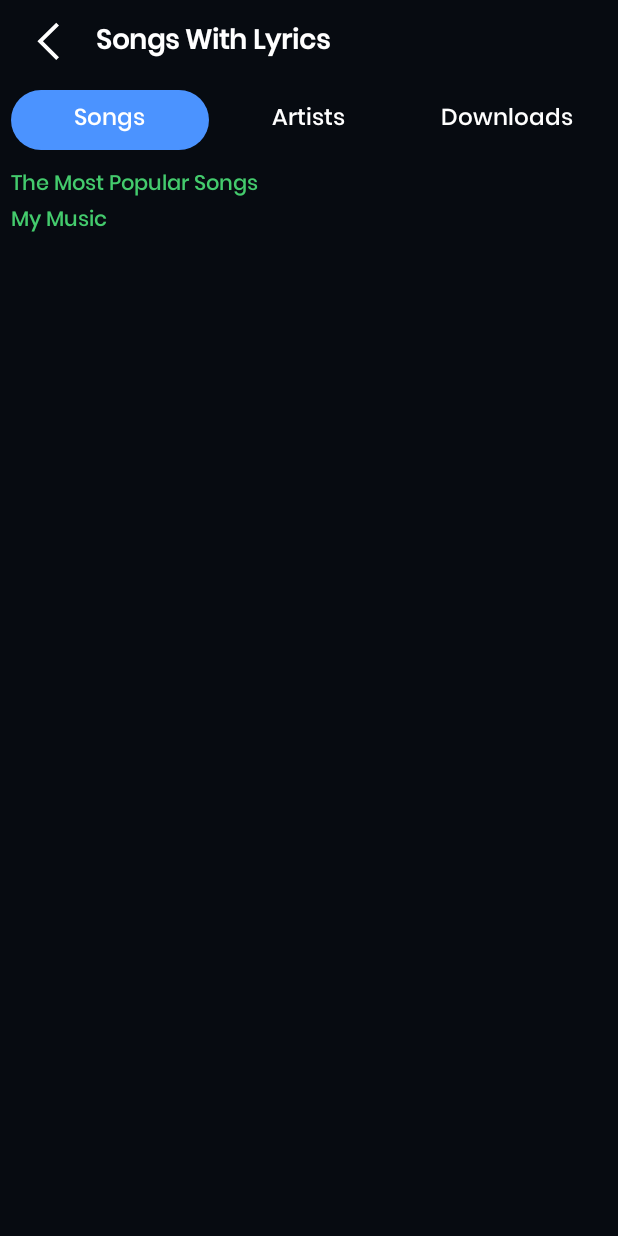
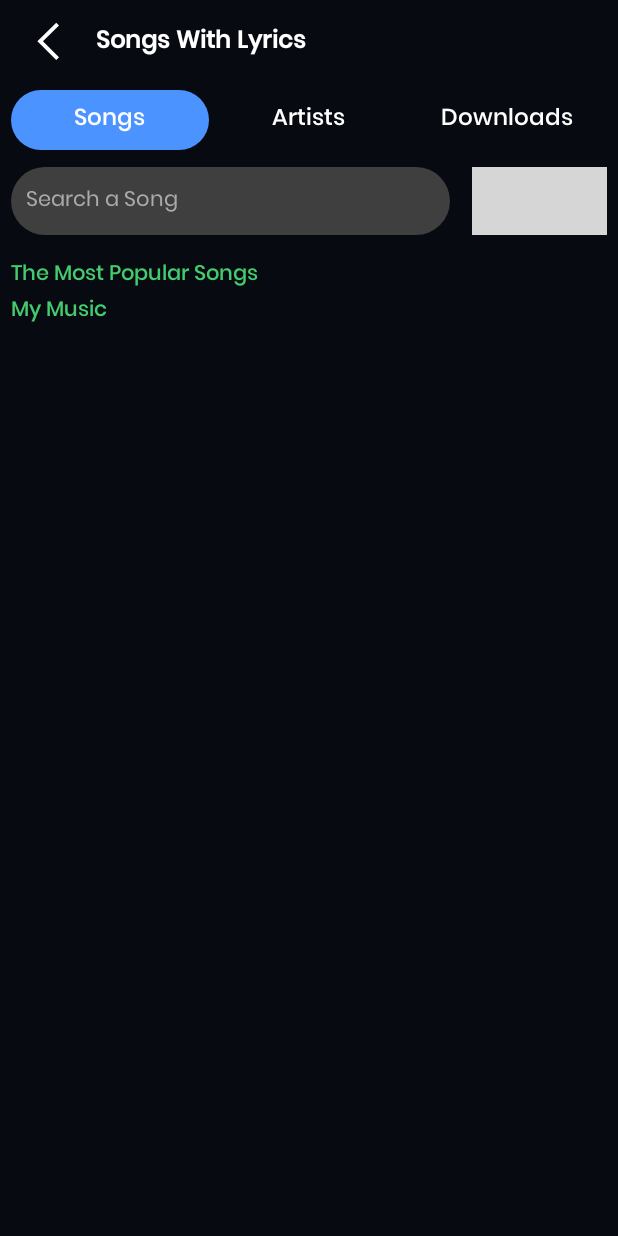
Before and after one commit to kaungHtetTin/EasyKoreanAnroid, an Android app: the SongFragmentOne screen opened directly, with no data from a screen before it, on a phone screen of 412 x 824 dp. Run offline under Robolectric (Android 15) with nearby library versions, the phone set to English and light mode, and no system bars; our stand-ins replace AdMob; pictures from the network do not load; grey boxes are pictures that could not be loaded.

Commit message:
chat_fix

```diff
--- a/app/src/main/java/com/calamus/easykorean/SongListActivity.java
+++ b/app/src/main/java/com/calamus/easykorean/SongListActivity.java
@@ -98,7 +98,6 @@ public class SongListActivity extends AppCompatActivity {
                 }
             }
         });
-
 
     }
 
--- a/app/src/main/java/com/calamus/easykorean/adapters/SongOnlineAdapter.java
+++ b/app/src/main/java/com/calamus/easykorean/adapters/SongOnlineAdapter.java
@@ -68,13 +68,18 @@ public class SongOnlineAdapter extends RecyclerView.Adapter<RecyclerView.ViewHol
 
     @Override
     public int getItemViewType(int position) {
-        return  position;
+        Object o = data.get(position);
+        if(o instanceof SongOnlineModel){
+            return 1;
+        }else{
+            return 0;
+        }
     }
 
     @Override
     public void onBindViewHolder(final RecyclerView.ViewHolder holder, final int i) {
-
-        if(i==0){
+        Object o = data.get(i);
+        if(! (o instanceof  SongOnlineModel)){
             PopularHolder popularHolder=(PopularHolder)holder;
             SongPopularAdapter adapter=new SongPopularAdapter(c,dataPopular);
             LinearLayoutManager lm = new LinearLayoutManager(c, LinearLayoutManager.HORIZONTAL, false);
--- a/app/src/main/java/com/calamus/easykorean/fragments/SongFragmentOne.java
+++ b/app/src/main/java/com/calamus/easykorean/fragments/SongFragmentOne.java
@@ -3,10 +3,16 @@ package com.calamus.easykorean.fragments;
 import android.content.Context;
 import android.content.SharedPreferences;
 import android.os.Bundle;
+import android.text.Editable;
+import android.text.TextUtils;
+import android.text.TextWatcher;
 import android.util.Log;
 import android.view.LayoutInflater;
 import android.view.View;
 import android.view.ViewGroup;
+import android.widget.EditText;
+import android.widget.ImageButton;
+import android.widget.Toast;
 
 import androidx.annotation.NonNull;
 import androidx.core.content.ContextCompat;
@@ -42,6 +48,9 @@ public class SongFragmentOne extends Fragment {
 
     String userId;
     RecyclerView recyclerView;
+    EditText et_search;
+    ImageButton ibt_search;
+    boolean searchMode = false;
 
     @Override
     public View onCreateView(LayoutInflater inflater, ViewGroup container, Bundle savedInstanceState) {
@@ -57,6 +66,8 @@ public class SongFragmentOne extends Fragment {
     private void setUpView() {
         swipe=v.findViewById(R.id.swipeSong);
         recyclerView=v.findViewById(R.id.recyclerSongOne);
+        et_search = v.findViewById(R.id.et_search);
+        ibt_search = v.findViewById(R.id.ibt_search);
 
         swipe.setRefreshing(true);
 
@@ -67,13 +78,14 @@ public class SongFragmentOne extends Fragment {
         recyclerView.setAdapter(adapter);
         postExecutor = ContextCompat.getMainExecutor(getActivity());
         songOnlineLists.clear();
-        songOnlineLists.add(0,new SongOnlineModel());
+        songOnlineLists.add(0,"Add Some thing");
         fetchPopularSong();
         fetchSong(1,false);
 
         swipe.setOnRefreshListener(() -> {
             page=1;
             loading=true;
+            searchMode = false;
             fetchSong(1,true);
         });
 
@@ -82,6 +94,7 @@ public class SongFragmentOne extends Fragment {
             public void onScrolled(@NonNull RecyclerView recyclerView, int dx, int dy) {
                 super.onScrolled(recyclerView, dx, dy);
                 pastVisibleItems=lm.findFirstVisibleItemPosition();
+                if(!searchMode){
                     if(dy>0){
                         visibleItemCount=lm.getChildCount();
                         totalItemCount=lm.getItemCount();
@@ -98,6 +111,45 @@ public class SongFragmentOne extends Fragment {
 
                     }
                 }
+            }
+        });
+
+        ibt_search.setOnClickListener(new View.OnClickListener() {
+            @Override
+            public void onClick(View view) {
+                String search = et_search.getText().toString();
+                if(!TextUtils.isEmpty(search)){
+                    searchASong(search);
+                }else{
+                    Toast.makeText(getActivity(),"Please enter the search box",Toast.LENGTH_SHORT).show();
+                }
+            }
+        });
+
+        et_search.addTextChangedListener(new TextWatcher() {
+            @Override
+            public void beforeTextChanged(CharSequence s, int start, int count, int after) {
+
+            }
+
+            @Override
+            public void onTextChanged(CharSequence s, int start, int before, int count) {
+                if(s.toString().equals("")){
+                    page=1;
+                    loading=true;
+                    searchMode = false;
+                    swipe.setRefreshing(true);
+                    songOnlineLists.clear();
+                    adapter.notifyDataSetChanged();
+
+                    fetchSong(1,true);
+                }
+            }
+
+            @Override
+            public void afterTextChanged(Editable s) {
+
+            }
         });
 
     }
@@ -110,7 +162,7 @@ public class SongFragmentOne extends Fragment {
                     postExecutor.execute(() -> {
                         if (isRefresh){
                             songOnlineLists.clear();
-                            songOnlineLists.add(0,new SongOnlineModel());
+                            songOnlineLists.add(0,"Add Some thing");
                         }
                         doAsResult(response);
                     });
@@ -171,14 +223,17 @@ public class SongFragmentOne extends Fragment {
     }
 
     private void searchASong(String search){
-
+        swipe.setRefreshing(true);
+        searchMode = true;
+        songOnlineLists.clear();
+        adapter.notifyDataSetChanged();
         new Thread(() -> {
             MyHttp myHttp=new MyHttp(MyHttp.RequesMethod.GET, new MyHttp.Response() {
                 @Override
                 public void onResponse(String response) {
                     postExecutor.execute(() -> {
                         songOnlineLists.clear();
-                        songOnlineLists.add(0,new SongOnlineModel());
+                       // songOnlineLists.add(0,new SongOnlineModel());
                         doAsResult(response);
                     });
                 }
--- /dev/null
+++ b/app/src/main/res/drawable/bg_song_search.xml
@@ -0,0 +1,10 @@
+<?xml version="1.0" encoding="utf-8"?>
+<shape xmlns:android="http://schemas.android.com/apk/res/android">
+    <solid
+        android:color="#403F3F">
+    </solid>
+    <corners
+        android:radius="30dp">
+    </corners>
+
+</shape>
--- a/app/src/main/res/layout/activity_chatting.xml
+++ b/app/src/main/res/layout/activity_chatting.xml
@@ -3,7 +3,10 @@
     android:layout_width="match_parent"
     android:layout_height="match_parent"
     android:background="@color/appBar"
+    android:orientation="vertical"
     android:fitsSystemWindows="true">
+
+    <include layout="@layout/my_action_bar_chat"/>
 
     <androidx.swiperefreshlayout.widget.SwipeRefreshLayout
         android:id="@+id/swipe"
@@ -12,7 +15,7 @@
 
         <RelativeLayout
             android:layout_width="match_parent"
-            android:background="@color/appBar"
+            android:background="@color/chatBackground"
             android:layout_height="match_parent">
 
             <androidx.recyclerview.widget.RecyclerView
--- a/app/src/main/res/layout/activity_song_list.xml
+++ b/app/src/main/res/layout/activity_song_list.xml
@@ -31,7 +31,7 @@ android:orientation="vertical">
             android:fontFamily="@font/poppins_medium"
             android:text="Songs With Lyrics"
             android:textColor="@color/white"
-            android:textSize="18sp"
+            android:textSize="16sp"
             android:textStyle="bold" />
 
     </RelativeLayout>
--- a/app/src/main/res/layout/activity_teacher.xml
+++ b/app/src/main/res/layout/activity_teacher.xml
@@ -4,7 +4,10 @@
     android:layout_width="match_parent"
     android:layout_height="match_parent"
     android:background="@color/appBar"
+    android:orientation="vertical"
     android:fitsSystemWindows="true">
+
+    <include layout="@layout/my_action_bar_chat"/>
 
     <androidx.swiperefreshlayout.widget.SwipeRefreshLayout
         android:id="@+id/swipe"
@@ -12,7 +15,7 @@
         android:layout_height="match_parent">
 
         <RelativeLayout
-            android:background="@color/appBar"
+            android:background="@color/chatBackground"
             android:layout_width="match_parent"
             android:layout_height="match_parent">
 
--- a/app/src/main/res/layout/fragment_song_one.xml
+++ b/app/src/main/res/layout/fragment_song_one.xml
@@ -6,11 +6,43 @@
     android:layout_height="match_parent"
     android:background="@color/purple_500">
 
-    <androidx.recyclerview.widget.RecyclerView
-        android:padding="7dp"
-        android:id="@+id/recyclerSongOne"
+    <RelativeLayout
         android:layout_width="match_parent"
-        android:layout_height="wrap_content"
-        android:clipToPadding="false"
-        android:scrollbars="none"/>
+        android:layout_height="match_parent">
+
+        <EditText
+            android:id="@+id/et_search"
+            android:layout_width="match_parent"
+            android:layout_height="45dp"
+            android:hint="Search a Song"
+            android:textColorHint="#aaa"
+            android:layout_margin="7dp"
+            android:padding="10dp"
+            android:textSize="14sp"
+            android:textColor="@color/white"
+            android:layout_toStartOf="@id/ibt_search"
+            android:fontFamily="@font/poppins_regular"
+            android:background="@drawable/bg_song_search"/>
+
+        <ImageButton
+            android:id="@+id/ibt_search"
+            android:layout_width="90dp"
+            android:layout_height="45dp"
+            android:layout_margin="7dp"
+            android:layout_alignParentEnd="true"
+            android:src="@drawable/ic_search_white"
+            android:background="@drawable/bg_song_search"/>
+
+        <androidx.recyclerview.widget.RecyclerView
+            android:padding="7dp"
+            android:id="@+id/recyclerSongOne"
+            android:layout_width="match_parent"
+            android:layout_height="wrap_content"
+            android:clipToPadding="false"
+            android:scrollbars="none"
+            android:layout_below="@id/et_search"/>
+
+    </RelativeLayout>
+
+
  </androidx.swiperefreshlayout.widget.SwipeRefreshLayout>
--- a/app/src/main/res/layout/item_question.xml
+++ b/app/src/main/res/layout/item_question.xml
@@ -8,6 +8,7 @@
     <RelativeLayout
         android:id="@+id/layout_teacher"
         android:layout_width="100dp"
+        android:visibility="gone"
         android:layout_height="wrap_content">
         <ImageView
             android:id="@+id/iv_teacher"
@@ -53,7 +54,7 @@
 
         <TextView
             android:id="@+id/tv_developer"
-            android:text="Customer Service"
+            android:text="Calamus Team"
             android:layout_width="wrap_content"
             android:layout_height="wrap_content"
             android:padding="7dp"
--- a/app/src/main/res/values-night/colors.xml
+++ b/app/src/main/res/values-night/colors.xml
@@ -36,8 +36,6 @@
     <color name="bgClassRoomSearchBox">#262626</color>
     <color name="colorConversationMsg">#CCCCCC</color>
     <color name="bgSeeAll">#4E4E4E</color>
-
-
-
+    <color name="chatBackground">#4E4E4E</color>
 
 </resources>
--- a/app/src/main/res/values/colors.xml
+++ b/app/src/main/res/values/colors.xml
@@ -50,5 +50,6 @@
     <color name="bgBottomNavChatting">#EEF8FE</color>
     <color name="bgClassRoomSearchBox">#F3F3F3</color>
     <color name="bgSeeAll">#DCDCDC</color>
+    <color name="chatBackground">#DFDEF4</color>
 
 </resources>
```
Also changed, not shown: app/src/main/java/com/calamus/easykorean/ChattingActivity.java (+9 -21 lines), app/src/main/java/com/calamus/easykorean/TeacherActivity.java (+8 -12 lines). Lines whose indentation alone changed are shown as unchanged.
